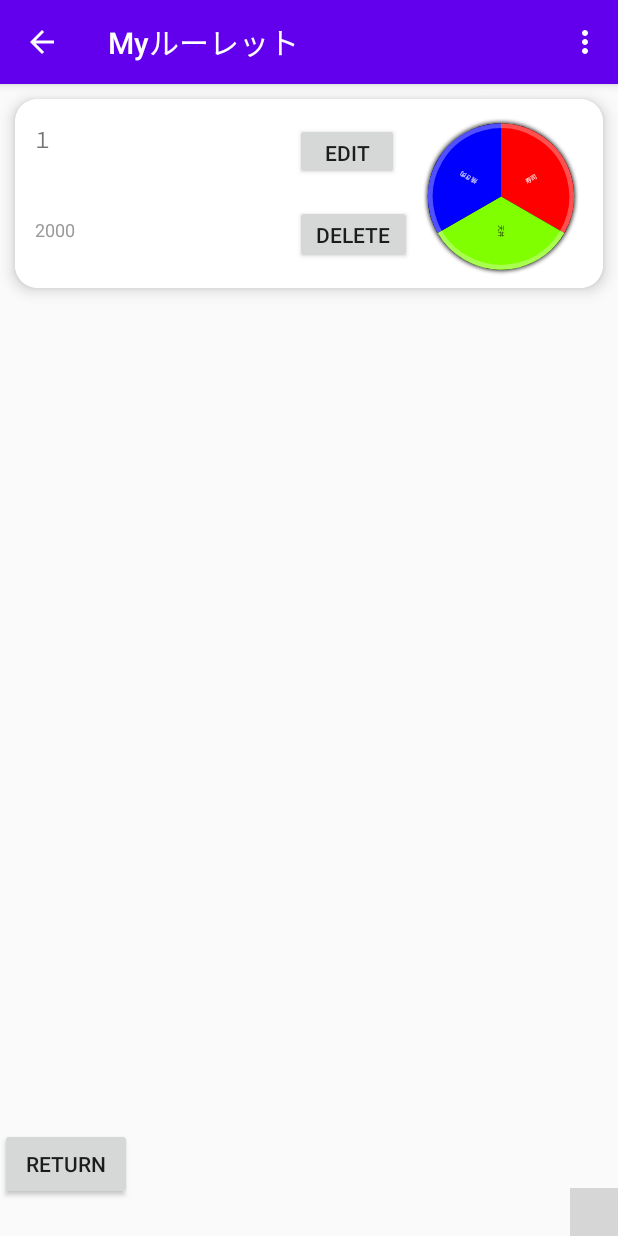
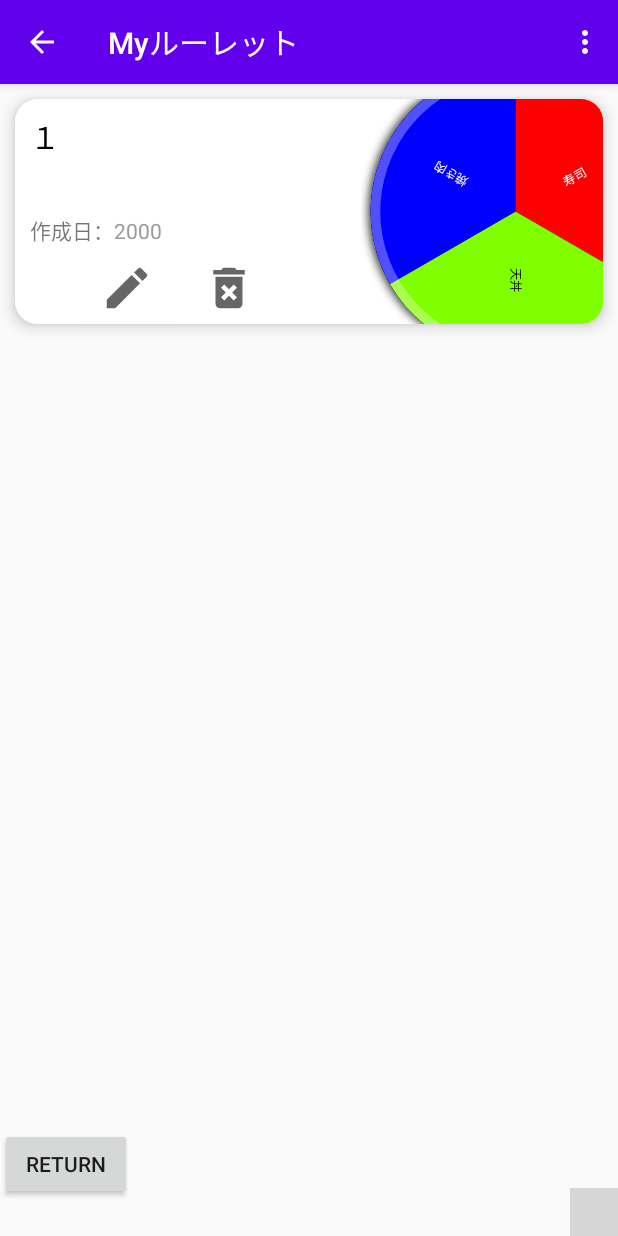
Before and after one commit to kasaiS-2-S-2/Cheat_Roulette, an Android app: the MyRouletteActivity screen opened directly, with no data from a screen before it, on a phone screen of 412 x 824 dp. Run offline under Robolectric (Android 15) with nearby library versions, the light colour scheme and no system bars; our stand-ins replace Room's generated code; libraries missing offline, so code that uses them is left out: jahirfiquitiva.libs.fabsmenu; plain views replace FABsMenu, FABsMenuLayout, TitleFAB; grey boxes are pictures that could not be loaded.

Commit message:
adjusted layout of MyRouletteActivity

```diff
--- a/app/src/main/java/com/e/myroulette1/EditMyRouletteActivity.java
+++ b/app/src/main/java/com/e/myroulette1/EditMyRouletteActivity.java
@@ -784,7 +784,7 @@ public class EditMyRouletteActivity extends AppCompatActivity {
     }
 
     public static String getNowDate(){
-        @SuppressLint("SimpleDateFormat") final DateFormat df = new SimpleDateFormat("yyyy/MM/dd HH:mm:ss");
+        @SuppressLint("SimpleDateFormat") final DateFormat df = new SimpleDateFormat("yyyy/MM/dd");
         final Date date = new Date(System.currentTimeMillis());
         return df.format(date);
     }
--- a/app/src/main/java/com/e/myroulette1/EditRouletteActivity.java
+++ b/app/src/main/java/com/e/myroulette1/EditRouletteActivity.java
@@ -628,7 +628,7 @@ public class EditRouletteActivity extends AppCompatActivity {
     }
 
     public static String getNowDate(){
-        @SuppressLint("SimpleDateFormat") final DateFormat df = new SimpleDateFormat("yyyy/MM/dd HH:mm:ss");
+        @SuppressLint("SimpleDateFormat") final DateFormat df = new SimpleDateFormat("yyyy/MM/dd");
         final Date date = new Date(System.currentTimeMillis());
         return df.format(date);
     }
--- a/app/src/main/java/com/e/myroulette1/MyRouletteActivity.java
+++ b/app/src/main/java/com/e/myroulette1/MyRouletteActivity.java
@@ -15,6 +15,7 @@ import android.widget.Button;
 import androidx.appcompat.app.AlertDialog;
 import androidx.appcompat.app.AppCompatActivity;
 import androidx.appcompat.widget.Toolbar;
+import androidx.constraintlayout.widget.ConstraintLayout;
 import androidx.recyclerview.widget.ItemTouchHelper;
 import androidx.recyclerview.widget.LinearLayoutManager;
 import androidx.recyclerview.widget.RecyclerView;
@@ -30,6 +31,7 @@ public class MyRouletteActivity extends AppCompatActivity {
 
     //private ConstraintLayout constraintLayout;
     public RecyclerView myRouletteList;
+    private ConstraintLayout myRouletteConstrainLayout;
     private Button returnButton;
     private Toolbar toolbar;
 
@@ -47,6 +49,8 @@ public class MyRouletteActivity extends AppCompatActivity {
         //MainActivity mainActivity = new MainActivity();
         myRouletteList.setAdapter(MainActivity.adapter);
         myRouletteList.setLayoutManager(new LinearLayoutManager(this));
+
+        myRouletteConstrainLayout = findViewById(R.id.myRoulette_constraintLayout);
 
         //スクリーンサイズの取得
         WindowManager wm = (WindowManager)getSystemService(WINDOW_SERVICE);
@@ -223,7 +227,7 @@ public class MyRouletteActivity extends AppCompatActivity {
 
     public void onSelectedRoulette(View view) {
         //recyclerViewの中身（cardView）の中のconstrainLayout
-        ViewGroup viewGroup = view.findViewById(R.id.constraintLayout);
+        ViewGroup viewGroup = view.findViewById(R.id.myRoulette_constraintLayout);
         //constrainLayoutの中のRouletteView
         RouletteView selectedRouletteView = viewGroup.findViewById(R.id.myRoulette);
 
@@ -256,9 +260,10 @@ public class MyRouletteActivity extends AppCompatActivity {
 
     public void onEditMyRoulette(View view) {
         //editボタンの親view(constrainLayout)
-        ViewGroup viewGroup = (ViewGroup)view.getParent();
+        ViewGroup viewGroup = (ViewGroup)view.getParent().getParent();
         //constrainLayoutの中のRouletteView
         RouletteView selectedRouletteView = viewGroup.findViewById(R.id.myRoulette);
+        //RouletteView selectedRouletteView = myRouletteConstrainLayout.findViewById(R.id.myRoulette);
 
         Intent fromMyRouletteToEditMyRoulette = new Intent(getApplicationContext(), EditMyRouletteActivity.class);
         //fromMyRouletteToEditMyRoulette.putExtra("editItemPosition", recyclerView.getChildAdapterPosition((View)viewGroup.getParent()));
--- a/app/src/main/java/com/e/myroulette1/RouletteCreateActivity.java
+++ b/app/src/main/java/com/e/myroulette1/RouletteCreateActivity.java
@@ -621,7 +621,7 @@ public class RouletteCreateActivity extends AppCompatActivity {
     }
 
     public static String getNowDate(){
-        @SuppressLint("SimpleDateFormat") final DateFormat df = new SimpleDateFormat("yyyy/MM/dd HH:mm:ss");
+        @SuppressLint("SimpleDateFormat") final DateFormat df = new SimpleDateFormat("yyyy/MM/dd");
         final Date date = new Date(System.currentTimeMillis());
         return df.format(date);
     }
--- a/app/src/main/java/com/e/myroulette1/RouletteItemListAdapter.java
+++ b/app/src/main/java/com/e/myroulette1/RouletteItemListAdapter.java
@@ -56,7 +56,7 @@ public class RouletteItemListAdapter extends RecyclerView.Adapter<RouletteItemLi
             this.itemName.setMaxWidth(itemName.getWidth());
 
             this.ratio = itemView.findViewById(R.id.ratio);
-            this.ratio.setMaxWidth(itemName.getWidth());
+            this.ratio.setMaxWidth(ratio.getWidth());
 
             this.deleteButton = itemView.findViewById(R.id.deleteButton);
 
--- a/app/src/main/java/com/e/myroulette1/WordViewHolder.java
+++ b/app/src/main/java/com/e/myroulette1/WordViewHolder.java
@@ -16,23 +16,34 @@
 
 package com.e.myroulette1;
 
+import android.graphics.Point;
+import android.view.Display;
 import android.view.LayoutInflater;
 import android.view.View;
 import android.view.ViewGroup;
+import android.view.WindowManager;
+import android.view.animation.LinearInterpolator;
 import android.widget.Button;
+import android.widget.ImageButton;
+import android.widget.LinearLayout;
 import android.widget.TextView;
 
+import androidx.cardview.widget.CardView;
 import androidx.recyclerview.widget.RecyclerView;
 
 import java.util.ArrayList;
 
+import static android.content.Context.WINDOW_SERVICE;
+
 class WordViewHolder extends RecyclerView.ViewHolder {
     //private final TextView wordItemView;
     //private final TextView wordItemView2;
-    private final TextView wordItemView;
-    private final TextView dateItemView;
-    private final Button deleteMyRouletteButton;
-    private final Button editMyRouletteButton;
+    private final CardView cardView;/////////////////////////////////////
+    private final TextView titleView;
+    private final TextView dateView;
+    private final LinearLayout imageButtonLayout;
+    private final ImageButton deleteMyRouletteButton;
+    private final ImageButton editMyRouletteButton;
     private final RouletteView rouletteView;
 
     private WordViewHolder(View itemView) {
@@ -49,11 +60,32 @@ class WordViewHolder extends RecyclerView.ViewHolder {
         });
 
          */
-        this.wordItemView = itemView.findViewById(R.id.title);
-        this.dateItemView = itemView.findViewById(R.id.date);
+
+        this.cardView = itemView.findViewById(R.id.cardView);////////////////////////////////////////
+        this.titleView = itemView.findViewById(R.id.title);
+        this.dateView = itemView.findViewById(R.id.date);
+        this.imageButtonLayout = itemView.findViewById(R.id.image_button_layout);
         this.deleteMyRouletteButton = itemView.findViewById(R.id.delete_myRoulette);
         this.editMyRouletteButton = itemView.findViewById(R.id.edit_myRoulette);
         this.rouletteView = itemView.findViewById(R.id.myRoulette);
+
+        //画面サイズを取得
+        WindowManager wm = (WindowManager)MyApplication.getAppContext().getSystemService(WINDOW_SERVICE);
+        Display disp = wm.getDefaultDisplay();
+        Point displayAre = new Point();
+        disp.getSize(displayAre);
+
+        //画面サイズを元にmargin, widthを決定
+        ViewGroup.LayoutParams layoutParams = this.rouletteView.getLayoutParams();
+        ViewGroup.MarginLayoutParams marginLayoutParams = (ViewGroup.MarginLayoutParams) layoutParams;
+        marginLayoutParams.setMarginStart(displayAre.x * 2 / 3);
+        this.rouletteView.setLayoutParams(marginLayoutParams);
+        this.rouletteView.getLayoutParams().width = (displayAre.x) / 2;
+
+        this.titleView.setMaxWidth(displayAre.x/2);
+
+        this.imageButtonLayout.getLayoutParams().width = displayAre.x / 2;
+
     }
 
     //viewHolderとデータをつなぎ合わせる部分
@@ -69,8 +101,8 @@ class WordViewHolder extends RecyclerView.ViewHolder {
 
         //wordItemView.setText(words.get(0));
         //wordItemView2.setText(words.get(1));
-        wordItemView.setText(word);
-        dateItemView.setText(date);
+        titleView.setText(word);
+        dateView.setText(date);
         rouletteView.setId(id);
         rouletteView.setRouletteContents(word, colorsInfo, textStringsInfo, itemRatiosInfo,
                 OnOffOfSwitch100Info, OnOffOfSwitch0Info, itemProbabilitiesInfo);
@@ -86,7 +118,7 @@ class WordViewHolder extends RecyclerView.ViewHolder {
 
     public RouletteView getRouletteView() { return rouletteView; }
 
-    public Button getDeleteMyRouletteButton() { return deleteMyRouletteButton; }
+    public ImageButton getDeleteMyRouletteButton() { return deleteMyRouletteButton; }
 
-    public Button getEditMyRouletteButton() { return editMyRouletteButton; }
+    public ImageButton getEditMyRouletteButton() { return editMyRouletteButton; }
 }
--- /dev/null
+++ b/app/src/main/res/drawable/ic_baseline_delete_forever_36.xml
@@ -0,0 +1,11 @@
+<?xml version="1.0" encoding="utf-8"?>
+<vector xmlns:android="http://schemas.android.com/apk/res/android"
+    android:width="36dp"
+    android:height="36dp"
+    android:viewportWidth="24"
+    android:viewportHeight="24"
+    android:tint="?attr/colorControlNormal">
+    <path
+        android:fillColor="@android:color/white"
+        android:pathData="M6,19c0,1.1 0.9,2 2,2h8c1.1,0 2,-0.9 2,-2L18,7L6,7v12zM8.46,11.88l1.41,-1.41L12,12.59l2.12,-2.12 1.41,1.41L13.41,14l2.12,2.12 -1.41,1.41L12,15.41l-2.12,2.12 -1.41,-1.41L10.59,14l-2.13,-2.12zM15.5,4l-1,-1h-5l-1,1L5,4v2h14L19,4z"/>
+</vector>
--- /dev/null
+++ b/app/src/main/res/drawable/ic_baseline_edit_36.xml
@@ -0,0 +1,5 @@
+<vector android:height="36dp" android:tint="?attr/colorControlNormal"
+    android:viewportHeight="24" android:viewportWidth="24"
+    android:width="36dp" xmlns:android="http://schemas.android.com/apk/res/android">
+    <path android:fillColor="@android:color/white" android:pathData="M3,17.25V21h3.75L17.81,9.94l-3.75,-3.75L3,17.25zM20.71,7.04c0.39,-0.39 0.39,-1.02 0,-1.41l-2.34,-2.34c-0.39,-0.39 -1.02,-0.39 -1.41,0l-1.83,1.83 3.75,3.75 1.83,-1.83z"/>
+</vector>
--- a/app/src/main/res/layout/activity_main.xml
+++ b/app/src/main/res/layout/activity_main.xml
@@ -228,7 +228,7 @@
                     app:fab_enableTitleClick="false"
                     app:fab_title="@string/myRoulette"
                     app:rippleColor="#FF00FFBF"
-                    app:srcCompat="@drawable/ic_baseline_track_changes_24" />
+                    app:srcCompat="@drawable/ic_baseline_refresh_24" />
 
             </jahirfiquitiva.libs.fabsmenu.FABsMenu>
 
--- a/app/src/main/res/layout/recyclerview_item.xml
+++ b/app/src/main/res/layout/recyclerview_item.xml
@@ -60,78 +60,98 @@ limitations under the License. -->
         android:id="@+id/cardView"
         android:onClick="onSelectedRoulette"
         android:layout_width="match_parent"
-        android:layout_height="wrap_content"
+        android:layout_height="150dp"
 
-        android:layout_margin="10dp"
+        android:layout_margin="@dimen/card_view_margin"
 
         card_view:cardElevation="6dp"
         card_view:cardCornerRadius="15dp"
         android:foreground="?android:attr/selectableItemBackground">
 
     <androidx.constraintlayout.widget.ConstraintLayout
+        android:id="@+id/myRoulette_constraintLayout"
         android:layout_width="match_parent"
-        android:layout_height="wrap_content"
-        android:id="@+id/constraintLayout"
+        android:layout_height="150dp"
         android:background="@android:color/white">
 
         <TextView
+            xmlns:text_view="http://schemas.android.com/apk/res-auto"
             android:id="@+id/title"
-            android:layout_width="151dp"
-            android:layout_height="33dp"
+            android:layout_width="wrap_content"
+            android:layout_height="wrap_content"
+            android:layout_margin="10dp"
+            android:textSize="20dp"
+            android:textColor="#FF000000"
+            android:maxLines="2"
+            android:ellipsize="end"
+            app:layout_constraintTop_toTopOf="parent"
+            app:layout_constraintStart_toStartOf="parent" />
 
-            android:layout_marginTop="16dp"
-            android:layout_marginEnd="24dp"
-            android:layout_marginRight="24dp"
-            app:layout_constraintEnd_toStartOf="@+id/edit_myRoulette"
-            app:layout_constraintTop_toTopOf="parent" />
+        <LinearLayout
+            android:layout_width="wrap_content"
+            android:layout_height="wrap_content"
+            android:orientation="horizontal"
+            android:layout_marginBottom="10dp"
+            android:layout_marginStart="10dp"
+            android:layout_marginLeft="10dp"
+            app:layout_constraintBottom_toTopOf="@id/image_button_layout"
+            app:layout_constraintStart_toStartOf="parent" >
+
+            <TextView
+                android:layout_width="wrap_content"
+                android:layout_height="wrap_content"
+                android:text="作成日："/>
 
         <TextView
             android:id="@+id/date"
-            android:layout_width="149dp"
-            android:layout_height="31dp"
-            android:layout_marginEnd="24dp"
-            android:layout_marginRight="24dp"
-            android:layout_marginBottom="16dp"
-            android:textColor="#999999"
-            android:textSize="12sp"
+            android:layout_width="wrap_content"
+            android:layout_height="wrap_content"
+            android:textColor="#999999" />
+        </LinearLayout>
+
+        <LinearLayout
+            android:id="@+id/image_button_layout"
+            android:layout_width="wrap_content"
+            android:layout_height="wrap_content"
+            android:gravity="center_horizontal"
+            android:layout_margin="@dimen/small_margin"
             app:layout_constraintBottom_toBottomOf="parent"
-            app:layout_constraintEnd_toStartOf="@+id/edit_myRoulette" />
+            app:layout_constraintStart_toStartOf="parent">
 
-        <Button
+        <com.e.myroulette1.BarrageGuardImageButton
             android:id="@+id/edit_myRoulette"
-            android:layout_width="69dp"
-            android:layout_height="38dp"
-            android:layout_marginTop="16dp"
-            android:layout_marginEnd="136dp"
-            android:layout_marginRight="136dp"
-            android:text="EDIT"
+            android:layout_width="wrap_content"
+            android:layout_height="wrap_content"
+            android:layout_marginEnd="16dp"
+            android:layout_marginRight="16dp"
+            android:background="#00FFFFFF"
+            app:srcCompat="@drawable/ic_baseline_edit_36"
             android:onClick="onEditMyRoulette"
-            app:layout_constraintEnd_toEndOf="parent"
-            card_view:layout_constraintTop_toTopOf="parent" />
+            app:layout_constraintBottom_toBottomOf="parent"
+            app:layout_constraintStart_toStartOf="parent" />
+
+        <com.e.myroulette1.BarrageGuardImageButton
+            android:id="@+id/delete_myRoulette"
+            android:layout_width="wrap_content"
+            android:layout_height="wrap_content"
+            android:layout_marginStart="16dp"
+            android:layout_marginLeft="16dp"
+            android:background="#00FFFFFF"
+            android:onClick="onDeleteMyRoulette"
+            app:srcCompat="@drawable/ic_baseline_delete_forever_36"
+            app:layout_constraintStart_toEndOf="@+id/edit_myRoulette"
+            app:layout_constraintBottom_toBottomOf="parent"/>
+        </LinearLayout>
 
         <com.e.myroulette1.RouletteView
             android:id="@+id/myRoulette"
-            android:layout_width="104dp"
-            android:layout_height="122dp"
-
-            android:layout_marginTop="4dp"
-            android:layout_marginEnd="16dp"
-            android:layout_marginRight="16dp"
+            android:layout_width="200dp"
+            android:layout_height="wrap_content"
+            android:layout_marginStart="230dp"
+            android:layout_marginLeft="230dp"
             app:layout_constraintEnd_toEndOf="parent"
-            app:layout_constraintTop_toTopOf="parent"
-            tools:ignore="MissingClass" />
-
-        <Button
-            android:id="@+id/delete_myRoulette"
-            android:layout_width="78dp"
-            android:layout_height="39dp"
-            android:layout_marginStart="24dp"
-            android:layout_marginLeft="24dp"
-            android:layout_marginBottom="16dp"
-            android:text="DELETE"
-            android:onClick="onDeleteMyRoulette"
-            app:layout_constraintStart_toEndOf="@+id/date"
-            card_view:layout_constraintBottom_toBottomOf="parent" />
+            app:layout_constraintStart_toStartOf="parent"
+            app:layout_constraintTop_toTopOf="parent" />
 
 
     </androidx.constraintlayout.widget.ConstraintLayout>
--- a/app/src/main/res/layout/rouletteitemlist_item.xml
+++ b/app/src/main/res/layout/rouletteitemlist_item.xml
@@ -57,7 +57,7 @@
             android:textColor="#FF9D9D9D"
             android:layout_marginLeft="6dp"
             android:layout_marginStart="6dp"
-            android:text="面積比:" />
+            android:text="面積比：" />
 
         <EditText
             android:id="@+id/ratio"
@@ -66,6 +66,7 @@
             android:layout_weight="0.5"
             android:layout_gravity="center_vertical"
             android:inputType="number"
+            android:maxLength="2"
             android:text="1" />
 
         <com.e.myroulette1.BarrageGuardImageButton
--- a/app/src/main/res/values/dimens.xml
+++ b/app/src/main/res/values/dimens.xml
@@ -24,4 +24,5 @@ limitations under the License. -->
     <dimen name="nav_header_vertical_spacing">8dp</dimen>
     <dimen name="nav_header_height">176dp</dimen>
     <dimen name="fab_margin">16dp</dimen>
+    <dimen name="card_view_margin">10dp</dimen>
 </resources>
```
